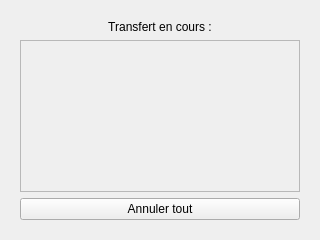
Above: eCopy/transfert.ui from TheLortex/eCopy before the change. Below: the same form after it.
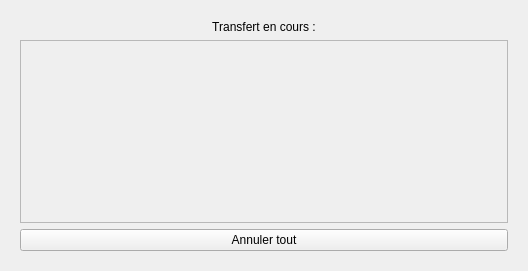
That is the form after the change.

Patch:
```diff
--- a/eCopy/transfert.ui
+++ b/eCopy/transfert.ui
@@ -6,8 +6,8 @@
    <rect>
     <x>0</x>
     <y>0</y>
-    <width>320</width>
-    <height>240</height>
+    <width>528</width>
+    <height>271</height>
    </rect>
   </property>
   <property name="windowTitle">
@@ -82,8 +82,8 @@
            <rect>
             <x>0</x>
             <y>0</y>
-            <width>282</width>
-            <height>146</height>
+            <width>490</width>
+            <height>177</height>
            </rect>
           </property>
           <layout class="QGridLayout" name="gridLayout"/>
```
